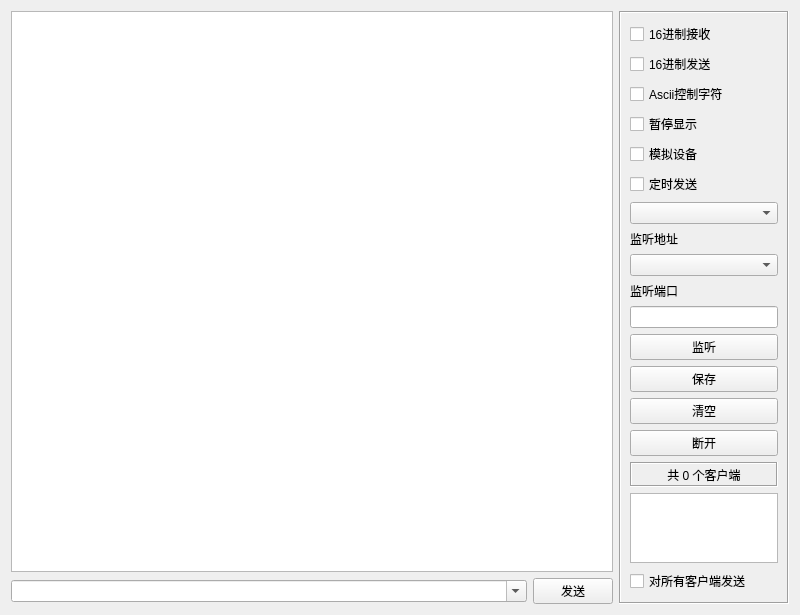
Old version of the form nettool/form/frmtcpserver.ui in the repository feiyangqingyun/QWidgetDemo.
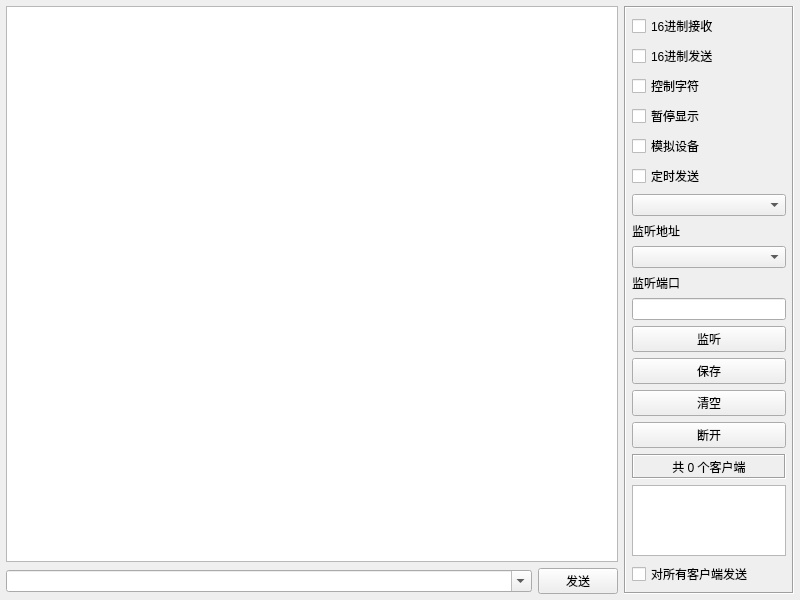
New version of the form.

What changed in the file:
```diff
--- a/nettool/form/frmtcpserver.ui
+++ b/nettool/form/frmtcpserver.ui
@@ -14,6 +14,18 @@
    <string>Form</string>
   </property>
   <layout class="QGridLayout" name="gridLayout">
+   <property name="leftMargin">
+    <number>6</number>
+   </property>
+   <property name="topMargin">
+    <number>6</number>
+   </property>
+   <property name="rightMargin">
+    <number>6</number>
+   </property>
+   <property name="bottomMargin">
+    <number>6</number>
+   </property>
    <item row="0" column="0">
     <widget class="QTextEdit" name="txtMain">
      <property name="readOnly">
@@ -43,16 +55,16 @@
      </property>
      <layout class="QVBoxLayout" name="verticalLayout_3">
       <property name="leftMargin">
-       <number>9</number>
+       <number>6</number>
       </property>
       <property name="topMargin">
-       <number>9</number>
+       <number>6</number>
       </property>
       <property name="rightMargin">
-       <number>9</number>
+       <number>6</number>
       </property>
       <property name="bottomMargin">
-       <number>9</number>
+       <number>6</number>
       </property>
       <item>
        <widget class="QCheckBox" name="ckHexReceive">
@@ -71,7 +83,7 @@
       <item>
        <widget class="QCheckBox" name="ckAscii">
         <property name="text">
-         <string>Ascii控制字符</string>
+         <string>控制字符</string>
         </property>
        </widget>
       </item>
```
